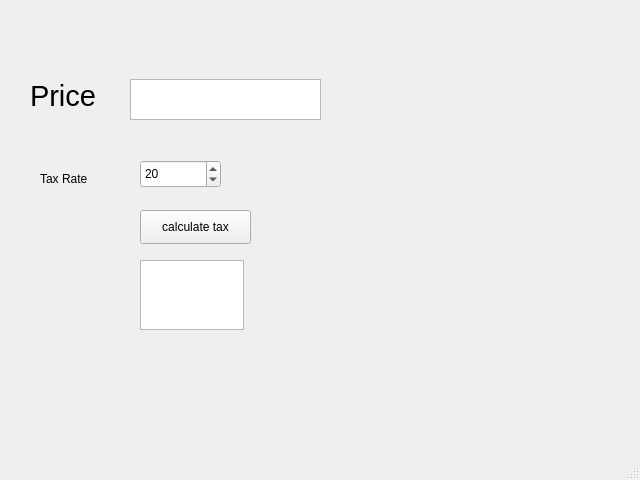
Old version of the form design.ui in the repository Dimasyoga/Car-pyQt.
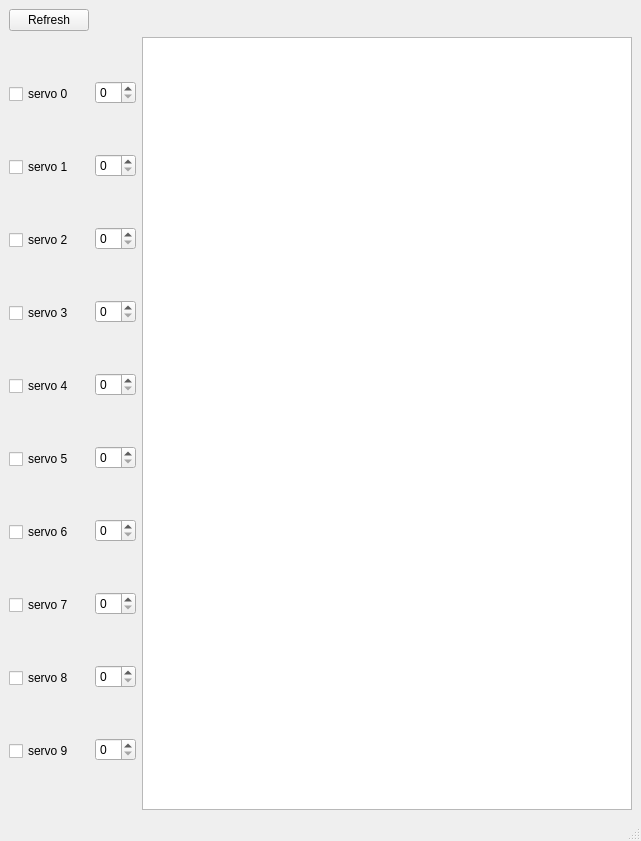
New version of the form.

```diff
--- a/design.ui
+++ b/design.ui
@@ -6,91 +6,144 @@
    <rect>
     <x>0</x>
     <y>0</y>
-    <width>640</width>
-    <height>480</height>
+    <width>641</width>
+    <height>841</height>
    </rect>
   </property>
   <property name="windowTitle">
    <string>MainWindow</string>
   </property>
   <widget class="QWidget" name="centralwidget">
-   <widget class="QTextEdit" name="price_box">
-    <property name="geometry">
-     <rect>
-      <x>130</x>
-      <y>79</y>
-      <width>191</width>
-      <height>41</height>
-     </rect>
-    </property>
-   </widget>
-   <widget class="QLabel" name="label">
-    <property name="geometry">
-     <rect>
-      <x>30</x>
-      <y>80</y>
-      <width>81</width>
-      <height>31</height>
-     </rect>
-    </property>
-    <property name="font">
-     <font>
-      <pointsize>22</pointsize>
-     </font>
-    </property>
-    <property name="text">
-     <string>Price</string>
-    </property>
-   </widget>
-   <widget class="QSpinBox" name="tax_rate">
-    <property name="geometry">
-     <rect>
-      <x>140</x>
-      <y>160</y>
-      <width>81</width>
-      <height>28</height>
-     </rect>
-    </property>
-    <property name="value">
-     <number>20</number>
-    </property>
-   </widget>
-   <widget class="QLabel" name="label_2">
-    <property name="geometry">
-     <rect>
-      <x>40</x>
-      <y>170</y>
-      <width>74</width>
-      <height>18</height>
-     </rect>
-    </property>
-    <property name="text">
-     <string>Tax Rate</string>
-    </property>
-   </widget>
-   <widget class="QPushButton" name="calc_tax_button">
-    <property name="geometry">
-     <rect>
-      <x>140</x>
-      <y>210</y>
-      <width>111</width>
-      <height>34</height>
-     </rect>
-    </property>
-    <property name="text">
-     <string>calculate tax</string>
-    </property>
-   </widget>
-   <widget class="QTextEdit" name="results_window">
-    <property name="geometry">
-     <rect>
-      <x>140</x>
-      <y>260</y>
-      <width>104</width>
-      <height>70</height>
-     </rect>
-    </property>
-   </widget>
+   <layout class="QGridLayout" name="gridLayout_2">
+    <item row="1" column="0">
+     <layout class="QVBoxLayout" name="verticalLayout">
+      <item>
+       <widget class="QCheckBox" name="servo_0">
+        <property name="text">
+         <string>servo 0</string>
+        </property>
+        <property name="checked">
+         <bool>false</bool>
+        </property>
+        <property name="tristate">
+         <bool>false</bool>
+        </property>
+       </widget>
+      </item>
+      <item>
+       <widget class="QCheckBox" name="servo_1">
+        <property name="text">
+         <string>servo 1</string>
+        </property>
+       </widget>
+      </item>
+      <item>
+       <widget class="QCheckBox" name="servo_2">
+        <property name="text">
+         <string>servo 2</string>
+        </property>
+       </widget>
+      </item>
+      <item>
+       <widget class="QCheckBox" name="servo_3">
+        <property name="text">
+         <string>servo 3</string>
+        </property>
+       </widget>
+      </item>
+      <item>
+       <widget class="QCheckBox" name="servo_4">
+        <property name="text">
+         <string>servo 4</string>
+        </property>
+       </widget>
+      </item>
+      <item>
+       <widget class="QCheckBox" name="servo_5">
+        <property name="text">
+         <string>servo 5</string>
+        </property>
+       </widget>
+      </item>
+      <item>
+       <widget class="QCheckBox" name="servo_6">
+        <property name="text">
+         <string>servo 6</string>
+        </property>
+       </widget>
+      </item>
+      <item>
+       <widget class="QCheckBox" name="servo_7">
+        <property name="text">
+         <string>servo 7</string>
+        </property>
+       </widget>
+      </item>
+      <item>
+       <widget class="QCheckBox" name="servo_8">
+        <property name="text">
+         <string>servo 8</string>
+        </property>
+       </widget>
+      </item>
+      <item>
+       <widget class="QCheckBox" name="servo_9">
+        <property name="text">
+         <string>servo 9</string>
+        </property>
+       </widget>
+      </item>
+     </layout>
+    </item>
+    <item row="1" column="3">
+     <layout class="QHBoxLayout" name="horizontalLayout">
+      <item>
+       <widget class="QTableView" name="step_view"/>
+      </item>
+     </layout>
+    </item>
+    <item row="0" column="0">
+     <widget class="QPushButton" name="refresh_button">
+      <property name="text">
+       <string>Refresh</string>
+      </property>
+     </widget>
+    </item>
+    <item row="1" column="1">
+     <layout class="QVBoxLayout" name="verticalLayout_2">
+      <item>
+       <widget class="QSpinBox" name="val_0"/>
+      </item>
+      <item>
+       <widget class="QSpinBox" name="val_1"/>
+      </item>
+      <item>
+       <widget class="QSpinBox" name="val_2"/>
+      </item>
+      <item>
+       <widget class="QSpinBox" name="val_3"/>
+      </item>
+      <item>
+       <widget class="QSpinBox" name="val_4"/>
+      </item>
+      <item>
+       <widget class="QSpinBox" name="val_5"/>
+      </item>
+      <item>
+       <widget class="QSpinBox" name="val_6"/>
+      </item>
+      <item>
+       <widget class="QSpinBox" name="val_7"/>
+      </item>
+      <item>
+       <widget class="QSpinBox" name="val_8"/>
+      </item>
+      <item>
+       <widget class="QSpinBox" name="val_9"/>
+      </item>
+     </layout>
+    </item>
+   </layout>
   </widget>
   <widget class="QMenuBar" name="menubar">
    <property name="geometry">
@@ -102,7 +155,17 @@
     </rect>
    </property>
   </widget>
-  <widget class="QStatusBar" name="statusbar"/>
+  <widget class="QStatusBar" name="statusbar">
+   <property name="font">
+    <font>
+     <weight>75</weight>
+     <bold>true</bold>
+    </font>
+   </property>
+   <property name="toolTipDuration">
+    <number>1</number>
+   </property>
+  </widget>
  </widget>
  <resources/>
  <connections/>
```
Left out of the diff: 14 changed lines with no effect on the pictures.
